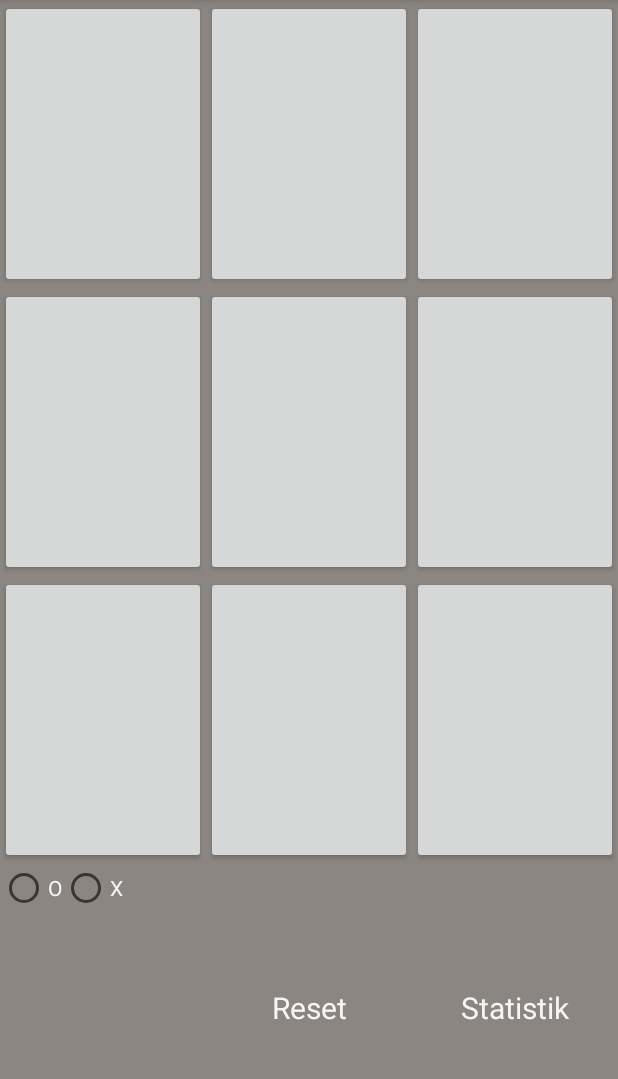
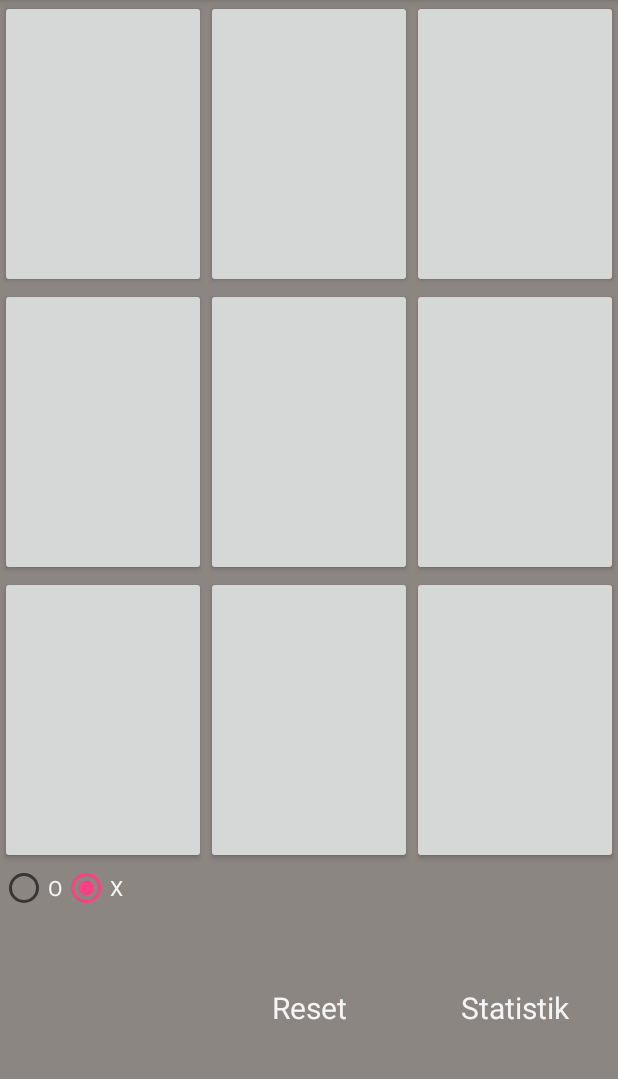
Before and after one commit to FrancoisBertrand/MyTicTacToe, an Android app: the screen it shows after launch (MainActivity), on a phone screen of 412 x 824 dp, the part 84-1163 px from its top. Run offline under Robolectric (Android 15) with nearby library versions, the phone set to English and light mode, and no system bars.

Commit message:
neuer Hochlade versuch

```diff
--- a/app/src/main/java/de/mobileanwendungen/mytictactoe/MainActivity.java
+++ b/app/src/main/java/de/mobileanwendungen/mytictactoe/MainActivity.java
@@ -7,6 +7,7 @@ import android.support.v7.app.AppCompatActivity;
 import android.os.Bundle;
 import android.view.View;
 import android.widget.Button;
+import android.widget.RadioButton;
 import android.widget.TextView;
 import android.widget.Toast;
 
@@ -29,11 +30,14 @@ public class MainActivity extends AppCompatActivity {
         setContentView(R.layout.activity_main);
         gameboard = new Gameboard();
         counter = 0;
+
+
     }
 
     public void resetClick(View view){
         reset();
     }
+
 
     public void setSymbol(View view){
         Button butt = (Button)findViewById(view.getId());
--- a/app/src/main/res/layout/activity_main.xml
+++ b/app/src/main/res/layout/activity_main.xml
@@ -114,18 +114,20 @@
                 android:id="@+id/radio_O"
                 android:layout_width="wrap_content"
                 android:layout_height="wrap_content"
-                android:checked="false"
+                android:checked="true"
                 android:text="@string/O"
                 android:onClick="onRadioButtonClicked"
+                android:clickable="false"
                 android:textColor="#f5f5f5"/>
 
             <RadioButton
                 android:id="@+id/radio_X"
                 android:layout_width="wrap_content"
                 android:layout_height="wrap_content"
-                android:checked="false"
+                android:checked="true"
                 android:text="@string/X"
                 android:onClick="onRadioButtonClicked"
+                android:clickable="false"
                 android:textColor="#f5f5f5"/>
 
         </RadioGroup>
```
